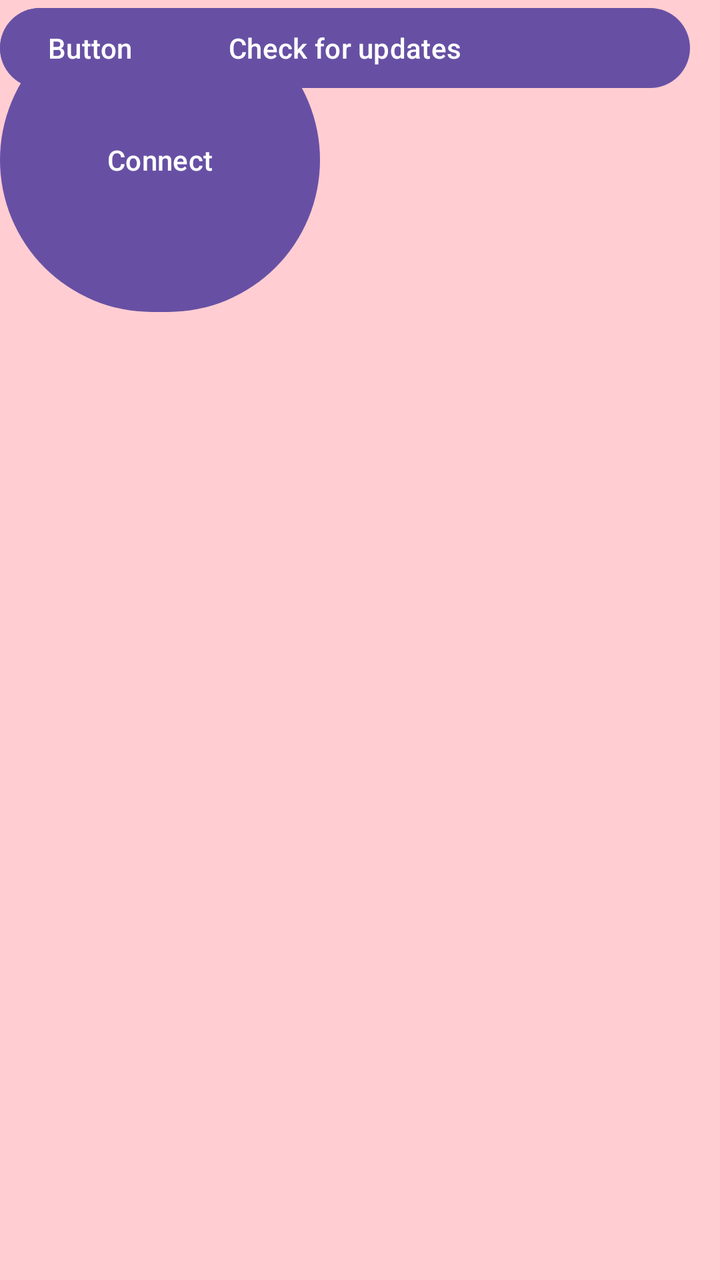
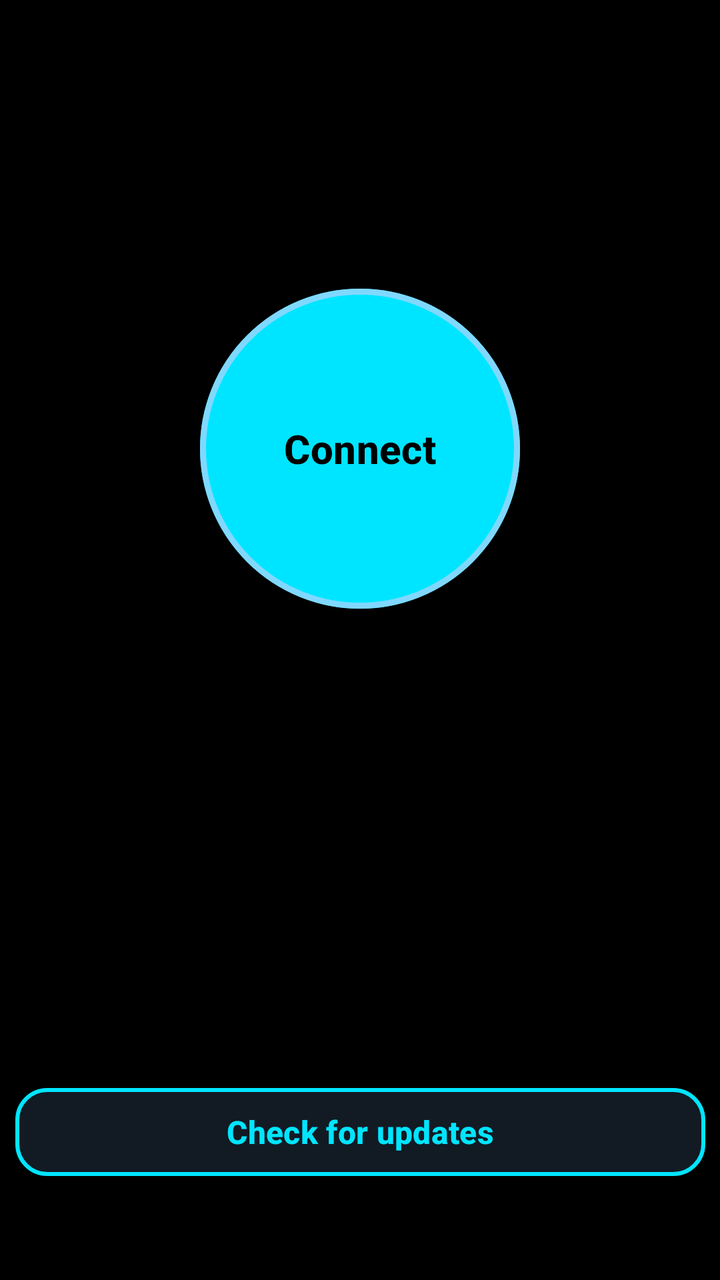

The first picture is an Android layout as it rendered before a commit; the second is the same layout after the commit. The layout source and the unified diff follow.
<!-- AndroidManifest.xml: application theme Theme.DeskBot -->
<!-- res/layout/activity_main.xml -->
<?xml version="1.0" encoding="utf-8"?>
<androidx.constraintlayout.widget.ConstraintLayout xmlns:android="http://schemas.android.com/apk/res/android"
    xmlns:app="http://schemas.android.com/apk/res-auto"
    xmlns:tools="http://schemas.android.com/tools"
    android:id="@+id/main"
    android:layout_width="match_parent"
    android:layout_height="match_parent"
    android:background="#FFCDD2"
    tools:context=".MainActivity">

    <Button
        android:id="@+id/button"
        android:layout_width="160dp"
        android:layout_height="160dp"
        android:text="Connect"
        tools:layout_editor_absoluteX="125dp"
        tools:layout_editor_absoluteY="129dp" />

    <Button
        android:id="@+id/button2"
        android:layout_width="345dp"
        android:layout_height="48dp"
        android:text="Check for updates"
        tools:layout_editor_absoluteX="36dp"
        tools:layout_editor_absoluteY="368dp" />

    <Button
        android:id="@+id/button3"
        android:layout_width="wrap_content"
        android:layout_height="wrap_content"
        android:text="Button"
        tools:layout_editor_absoluteX="319dp"
        tools:layout_editor_absoluteY="2dp" />
</androidx.constraintlayout.widget.ConstraintLayout>
<!-- resources referenced by this layout -->
<resources>
  <style name="Theme.DeskBot" parent="Base.Theme.DeskBot" />
  <style name="Base.Theme.DeskBot" parent="Theme.Material3.DayNight.NoActionBar">
          
          
      </style>
</resources>

<!-- the commit's change to res/layout/activity_main.xml (unified diff, before → after) -->
@@ -5,30 +5,75 @@
     android:id="@+id/main"
     android:layout_width="match_parent"
     android:layout_height="match_parent"
-    android:background="#FFCDD2"
+    android:background="@color/black"
     tools:context=".MainActivity">
 
-    <Button
+    
+    <com.google.android.material.button.MaterialButton
         android:id="@+id/button"
         android:layout_width="160dp"
         android:layout_height="160dp"
-        android:text="Connect"
-        tools:layout_editor_absoluteX="125dp"
-        tools:layout_editor_absoluteY="129dp" />
+        android:text="@string/connect"
+        android:textColor="#000000"
+        android:textSize="20sp"
+        android:textStyle="bold"
+        android:insetTop="0dp"
+        android:insetBottom="0dp"
+        android:insetLeft="0dp"
+        android:insetRight="0dp"
+        android:paddingStart="4dp"
+        android:paddingEnd="4dp"
+        app:cornerRadius="80dp"
+        app:backgroundTint="@color/neon_blue"
+        app:strokeColor="@color/neon_blue_light"
+        app:strokeWidth="3dp"
+        app:elevation="12dp"
+        app:layout_constraintStart_toStartOf="parent"
+        app:layout_constraintEnd_toEndOf="parent"
+        app:layout_constraintTop_toTopOf="parent"
+        app:layout_constraintBottom_toTopOf="@+id/button2"
+        app:layout_constraintVertical_bias="0.38" />
 
-    <Button
+    
+    <com.google.android.material.button.MaterialButton
         android:id="@+id/button2"
         android:layout_width="345dp"
-        android:layout_height="48dp"
-        android:text="Check for updates"
-        tools:layout_editor_absoluteX="36dp"
-        tools:layout_editor_absoluteY="368dp" />
+        android:layout_height="52dp"
+        android:text="@string/check_for_updates"
+        android:textColor="@color/neon_blue"
+        android:textSize="16sp"
+        android:textStyle="bold"
+        app:cornerRadius="16dp"
+        app:backgroundTint="@color/dark_surface"
+        app:strokeColor="@color/neon_blue"
+        app:strokeWidth="2dp"
+        app:elevation="6dp"
+        app:layout_constraintStart_toStartOf="parent"
+        app:layout_constraintEnd_toEndOf="parent"
+        app:layout_constraintBottom_toBottomOf="parent"
+        android:layout_marginBottom="48dp" />
 
-    <Button
+    
+    <com.google.android.material.button.MaterialButton
         android:id="@+id/button3"
-        android:layout_width="wrap_content"
-        android:layout_height="wrap_content"
-        android:text="Button"
+        android:layout_width="115dp"
+        android:layout_height="40dp"
+        android:text="@string/disconnect"
+        android:visibility="invisible"
+        tools:visibility="visible"
+        android:textSize="11sp"
+        android:textStyle="bold"
+        android:insetTop="0dp"
+        android:insetBottom="0dp"
+        android:insetLeft="0dp"
+        android:insetRight="0dp"
+        android:paddingStart="4dp"
+        android:paddingEnd="4dp"
+        app:layout_constraintTop_toTopOf="parent"
+        app:layout_constraintEnd_toEndOf="parent"
+        android:layout_marginTop="8dp"
+        android:layout_marginEnd="8dp"
         tools:layout_editor_absoluteX="319dp"
         tools:layout_editor_absoluteY="2dp" />
+
 </androidx.constraintlayout.widget.ConstraintLayout>
<!-- resource entries referenced after the edit -->
@@ -1,9 +1,20 @@
 <!-- resources referenced by this layout -->
 <resources>
+  <color name="black">#FF000000</color>
+  <color name="dark_surface">#FF121A24</color>
+  <color name="neon_blue">#FF00E5FF</color>
+  <color name="neon_blue_light">#FF80D8FF</color>
+  <string name="check_for_updates">Check for updates</string>
+  <string name="connect">Connect</string>
+  <string name="disconnect">Disconnect</string>
   <style name="Theme.DeskBot" parent="Base.Theme.DeskBot" />
   <style name="Base.Theme.DeskBot" parent="Theme.Material3.DayNight.NoActionBar">
           
-          
+          <item name="colorPrimary">@color/neon_blue</item>
+          <item name="colorOnPrimary">@color/black</item>
+          <item name="android:windowBackground">@color/black</item>
+          <item name="android:statusBarColor">@color/black</item>
+          <item name="android:navigationBarColor">@color/black</item>
       </style>
 </resources>
 
